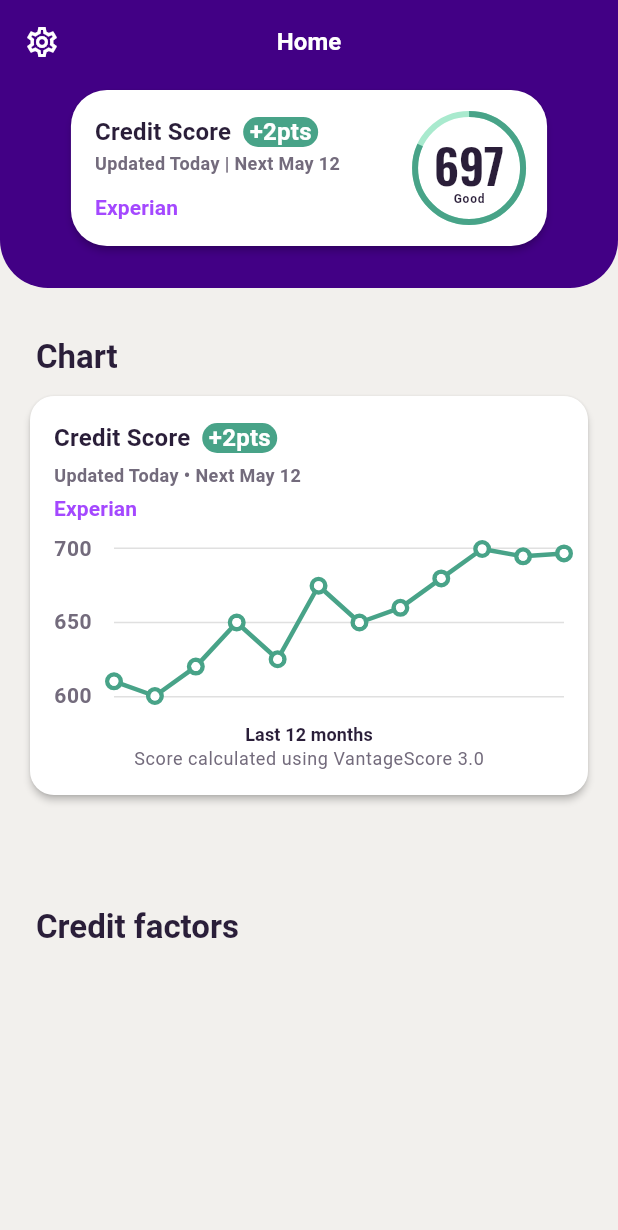
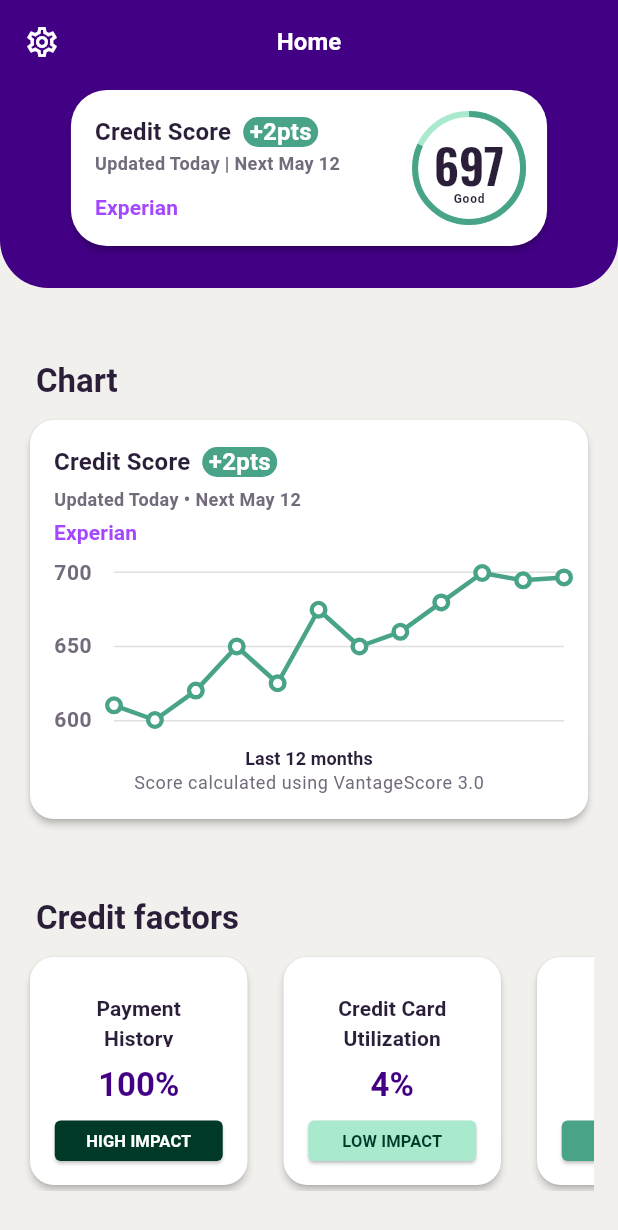
Before and after one commit to aaguil10/ava_take_home, a Flutter app: the screen it shows after launch, on a phone screen of 412 x 824 dp. Shown: the top 1230 px of the screen. Run offline on Flutter 3.47's test engine with Material 3 defaults, Android fonts, the phone set to English and light mode, and no system bars; drawn by our look-alikes of fl_chart; our stand-ins replace flutter_bloc, go_router, google_fonts.

Commit message:
Added credit factors section

```diff
--- a/lib/core/colors.dart
+++ b/lib/core/colors.dart
@@ -9,3 +9,4 @@ const Color errorRed = Color(0xFFA34848);
 
 const Color textPrimaryDark = Color(0xFF2A1E39);
 const Color textLight = Color(0xFF736B7C);
+const Color textGreen = Color(0xFF003928);
--- a/lib/features/home/data/mock_home_repository.dart
+++ b/lib/features/home/data/mock_home_repository.dart
@@ -12,9 +12,24 @@ class MockHomeRepository implements HomeRepository {
   Future<List<CreditFactor>> fetchCreditFactors() async {
     await Future.delayed(const Duration(milliseconds: 300));
     return const [
-      CreditFactor(name: 'Payment History', value: '100%', impact: 'High'),
-      CreditFactor(name: 'Credit Utilization', value: '4%', impact: 'Low'),
-      CreditFactor(name: 'Derogatory Marks', value: '0', impact: 'Medium'),
+      CreditFactor(
+        name: 'Payment History',
+        value: '100%',
+        impact: 'HIGH IMPACT',
+      ),
+      CreditFactor(
+        name: 'Credit Card Utilization',
+        value: '4%',
+        impact: 'LOW IMPACT',
+      ),
+      CreditFactor(name: 'Derogatory Marks', value: '2', impact: 'MED IMPACT'),
+      CreditFactor(
+        name: 'Age of Credit History',
+        value: '1ys 4mo',
+        impact: 'LOW IMPACT',
+      ),
+      CreditFactor(name: 'Hard Inquiries', value: '3', impact: 'MED IMPACT'),
+      CreditFactor(name: 'Total Accounts', value: '9', impact: 'MED IMPACT'),
     ];
   }
 
--- a/lib/features/home/view/home_screen.dart
+++ b/lib/features/home/view/home_screen.dart
@@ -1,5 +1,6 @@
 import 'package:ava_take_home/features/home/cubit/home_cubit.dart';
 import 'package:ava_take_home/features/home/cubit/home_state.dart';
+import 'package:ava_take_home/features/home/widgets/credit_factors_carousel.dart';
 import 'package:ava_take_home/features/home/widgets/credit_score_card.dart';
 import 'package:ava_take_home/features/home/widgets/credit_score_chart.dart';
 import 'package:flutter/material.dart';
@@ -44,20 +45,39 @@ class HomeScreen extends StatelessWidget {
                 ),
               ),
               Expanded(
-                child: GridView.extent(
-                  padding: EdgeInsets.symmetric(horizontal: 16),
-                  maxCrossAxisExtent: 375,
-                  crossAxisSpacing: 16,
-                  children: [
-                    _buildTile(
-                      context,
-                      'Chart',
-                      CreditScoreChart(history: state.creditScoreHistory),
-                    ),
-                    _buildTile(context, 'Credit factors', Card()),
-                    _buildTile(context, 'Account details', Card()),
-                    _buildTile(context, 'Open credit card accounts', Card()),
-                  ],
+                child: ListView.separated(
+                  padding: const EdgeInsets.symmetric(
+                    horizontal: 16,
+                    vertical: 16,
+                  ),
+                  itemCount: 4,
+                  separatorBuilder: (_, __) => const SizedBox(height: 16),
+                  itemBuilder: (context, index) {
+                    switch (index) {
+                      case 0:
+                        return _buildTile(
+                          context,
+                          'Chart',
+                          CreditScoreChart(history: state.creditScoreHistory),
+                        );
+                      case 1:
+                        return _buildTile(
+                          context,
+                          'Credit factors',
+                          CreditFactorsCarousel(factors: state.factors),
+                        );
+                      case 2:
+                        return _buildTile(context, 'Account details', Card());
+                      case 3:
+                        return _buildTile(
+                          context,
+                          'Open credit card accounts',
+                          Card(),
+                        );
+                      default:
+                        return const SizedBox.shrink();
+                    }
+                  },
                 ),
               ),
             ],
--- /dev/null
+++ b/lib/features/home/widgets/credit_factors_carousel.dart
@@ -0,0 +1,114 @@
+import 'package:ava_take_home/core/colors.dart';
+import 'package:ava_take_home/features/home/models/credit_factor.dart';
+import 'package:flutter/material.dart';
+import 'package:google_fonts/google_fonts.dart';
+
+/// A horizontal carousel showing credit factor cards.
+class CreditFactorsCarousel extends StatelessWidget {
+  /// List of credit factors to display.
+  final List<CreditFactor> factors;
+
+  const CreditFactorsCarousel({super.key, required this.factors});
+
+  @override
+  Widget build(BuildContext context) {
+    return SizedBox(
+      height: 160,
+      child: ListView.separated(
+        scrollDirection: Axis.horizontal,
+        itemCount: factors.length,
+        separatorBuilder: (_, __) => const SizedBox(width: 16),
+        itemBuilder: (context, index) {
+          final factor = factors[index];
+          return _CreditFactorCard(factor: factor);
+        },
+      ),
+    );
+  }
+}
+
+class _CreditFactorCard extends StatelessWidget {
+  final CreditFactor factor;
+
+  const _CreditFactorCard({super.key, required this.factor});
+
+  Color _impactColor(String impact) {
+    switch (impact) {
+      case 'HIGH IMPACT':
+        return textGreen;
+      case 'MED IMPACT':
+        return secondaryGreen;
+      case 'LOW IMPACT':
+      default:
+        return secondaryGreenLight;
+    }
+  }
+
+  @override
+  Widget build(BuildContext context) {
+    final impactColor = _impactColor(factor.impact);
+    final textColor = factor.impact == 'LOW IMPACT' ? textGreen : Colors.white;
+
+    return Card(
+      shape: RoundedRectangleBorder(borderRadius: BorderRadius.circular(16)),
+      elevation: 2,
+      child: Container(
+        width: 145,
+        padding: const EdgeInsets.only(
+          top: 24,
+          left: 16,
+          right: 16,
+          bottom: 16,
+        ),
+        child: Column(
+          mainAxisAlignment: MainAxisAlignment.spaceBetween,
+          children: [
+            SizedBox(
+              height: 36,
+              width: 90,
+              child: Text(
+                factor.name,
+                textAlign: TextAlign.center,
+                style: Theme.of(
+                  context,
+                ).textTheme.labelLarge?.copyWith(color: textPrimaryDark),
+              ),
+            ),
+            SizedBox(
+              height: 26,
+              child: Text(
+                factor.value,
+                style: Theme.of(context).textTheme.titleLarge?.copyWith(
+                  color: Theme.of(context).colorScheme.primary,
+                ),
+              ),
+            ),
+            SizedBox(
+              height: 27,
+              width: 112,
+              child: ElevatedButton(
+                style: ElevatedButton.styleFrom(
+                  backgroundColor: impactColor,
+                  shape: RoundedRectangleBorder(
+                    borderRadius: BorderRadius.circular(4),
+                  ),
+                  minimumSize: const Size(0, 27),
+                  padding: EdgeInsets.symmetric(horizontal: 8),
+                ),
+                onPressed: () {},
+                child: Text(
+                  factor.impact,
+                  style: GoogleFonts.roboto(
+                    color: textColor,
+                    fontWeight: FontWeight.bold,
+                    fontSize: 11,
+                  ),
+                ),
+              ),
+            ),
+          ],
+        ),
+      ),
+    );
+  }
+}
```
Also changed, not shown: 1 other file.
